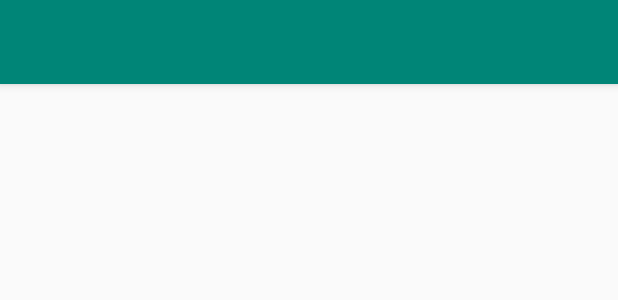
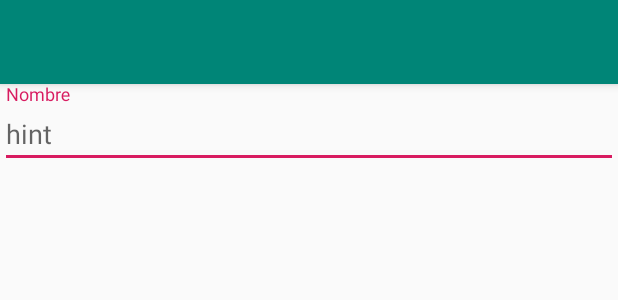
Before and after one commit to AMD031/proyectoAndroid, an Android app: the layout activity_form_java.xml on its own in the app's theme, with its tools: preview values and no code run, on a phone screen of 412 x 824 dp. Shown: the top 300 px of the screen. Run offline under Robolectric (Android 15) with nearby library versions, the phone set to English and light mode, and no system bars.

Commit message:
agregando formulario

```diff
--- a/app/src/main/res/layout/content_form_java.xml
+++ b/app/src/main/res/layout/content_form_java.xml
@@ -19,7 +19,16 @@
             android:layout_height="wrap_content"
             android:orientation="vertical">
 
+            <com.google.android.material.textfield.TextInputLayout
+                android:layout_width="match_parent"
+                android:layout_height="match_parent"
+                android:hint="Nombre">
 
+                <com.google.android.material.textfield.TextInputEditText
+                    android:layout_width="match_parent"
+                    android:layout_height="wrap_content"
+                    android:hint="hint" />
+            </com.google.android.material.textfield.TextInputLayout>
         </LinearLayout>
     </ScrollView>
 
```
Also changed, not shown: 1 other file.
